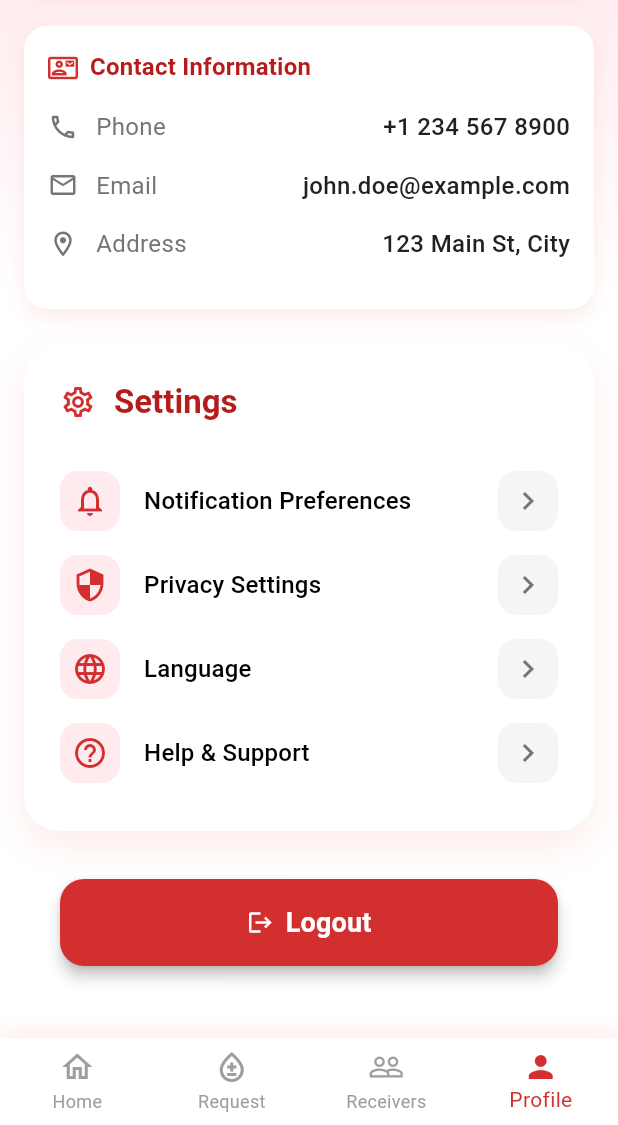
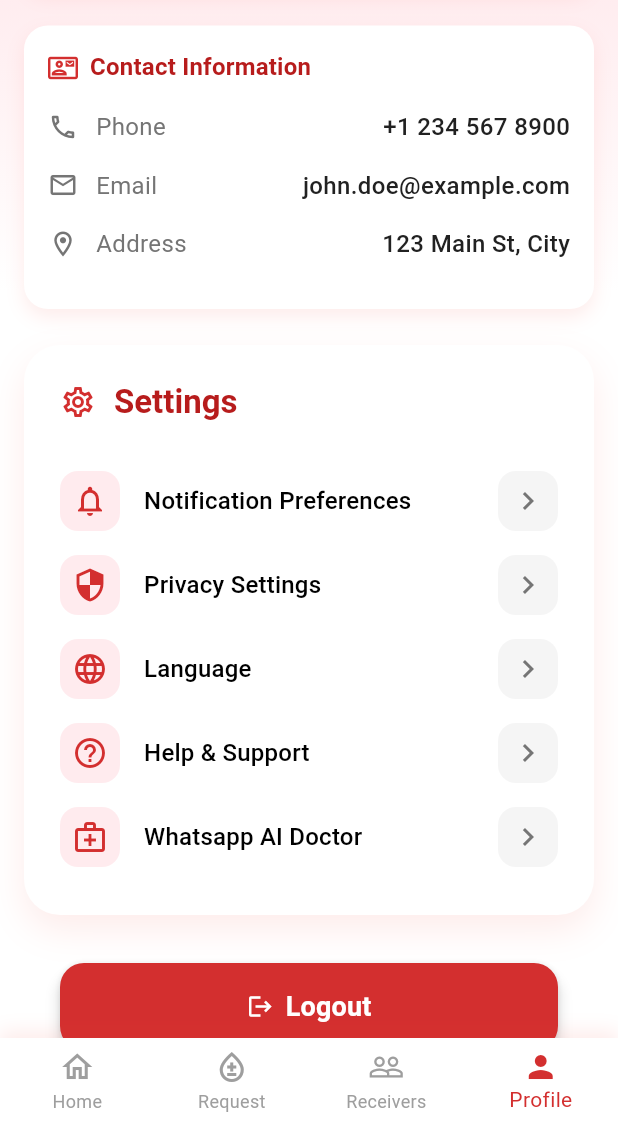
Before and after one commit to Sreenu-Chandaka/life_drop, a Flutter app: the screen it shows after launch, item 4 of the bottom bar chosen, scrolled down 433 dp, on a phone screen of 412 x 824 dp, the part 111-1236 px from its top. Run offline on Flutter 3.47's test engine with Material 3 defaults, Android fonts, the light colour scheme and no system bars; missing offline and left inert: heart_bpm.

Commit message:
Update profile_screen.dart

```diff
--- a/lib/screens/profile_screen.dart
+++ b/lib/screens/profile_screen.dart
@@ -1,4 +1,5 @@
 import 'package:flutter/material.dart';
+import 'package:url_launcher/url_launcher.dart';
 
 class ProfileScreen extends StatelessWidget {
   const ProfileScreen({super.key});
@@ -244,31 +245,51 @@ class ProfileScreen extends StatelessWidget {
           ),
           const SizedBox(height: 24),
           _buildSettingTile(
-            'Notification Preferences',
-            Icons.notifications_outlined,
-            theme,
+            title: 'Notification Preferences',
+            icon: Icons.notifications_outlined,
+            theme: theme,
+            onTap: () {},
           ),
           _buildSettingTile(
-            'Privacy Settings',
-            Icons.security_outlined,
-            theme,
+            title: 'Privacy Settings',
+            icon: Icons.security_outlined,
+            theme: theme,
+            onTap: () {},
           ),
           _buildSettingTile(
-            'Language',
-            Icons.language_outlined,
-            theme,
+            title: 'Language',
+            icon: Icons.language_outlined,
+            theme: theme,
+            onTap: () {},
           ),
           _buildSettingTile(
-            'Help & Support',
-            Icons.help_outline,
-            theme,
+            title: 'Help & Support',
+            icon: Icons.help_outline,
+            theme: theme,
+            onTap: () {},
+          ),
+          _buildSettingTile(
+            title: 'Whatsapp AI Doctor',
+            icon: Icons.medical_services_outlined,
+            theme: theme,
+            onTap: () {
+              launchUrl(
+                Uri.parse('https://api.whatsapp.com/send/?phone=918738030604&text=%E2%80%8B%E2%80%8CHi+August&type=phone_number&app_absent=0'),
+                mode: LaunchMode.externalApplication,
+              );
+            },
           ),
         ],
       ),
     );
   }
 
-  Widget _buildSettingTile(String title, IconData icon, ThemeData theme) {
+  Widget _buildSettingTile({
+    required String title,
+    required IconData icon,
+    required ThemeData theme,
+    required Function()? onTap,
+  }) {
     return ListTile(
       contentPadding: EdgeInsets.zero,
       leading: Container(
@@ -300,7 +321,7 @@ class ProfileScreen extends StatelessWidget {
           color: Colors.grey.shade600,
         ),
       ),
-      onTap: () {},
+      onTap: onTap!,
     );
   }
 
```
